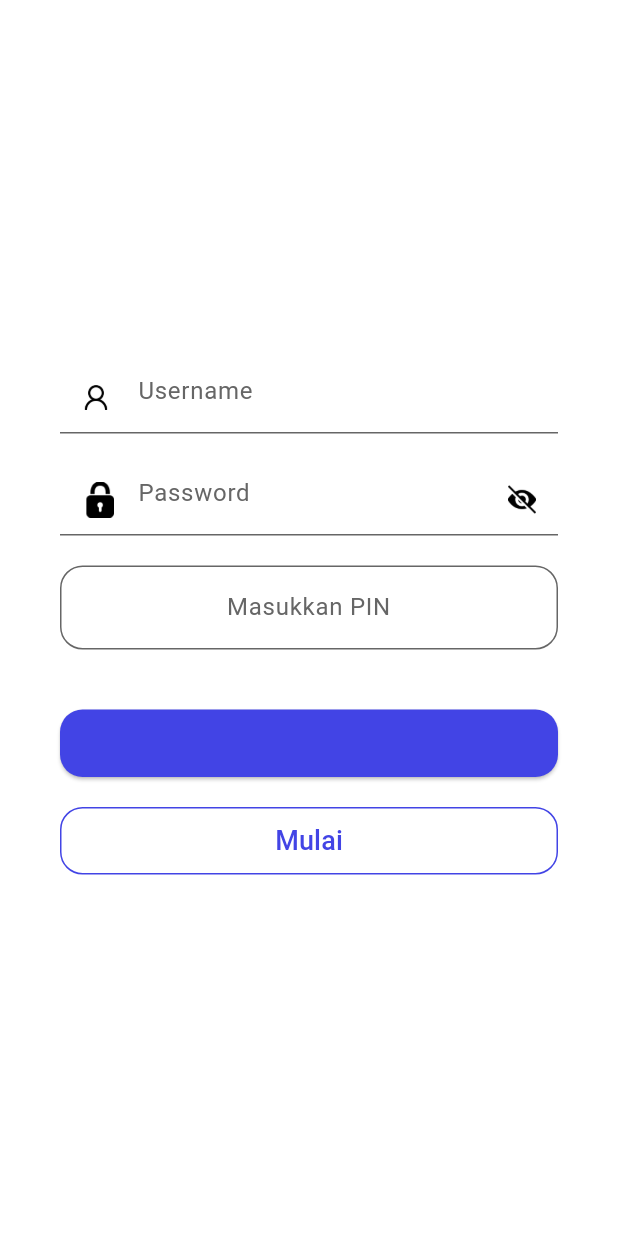
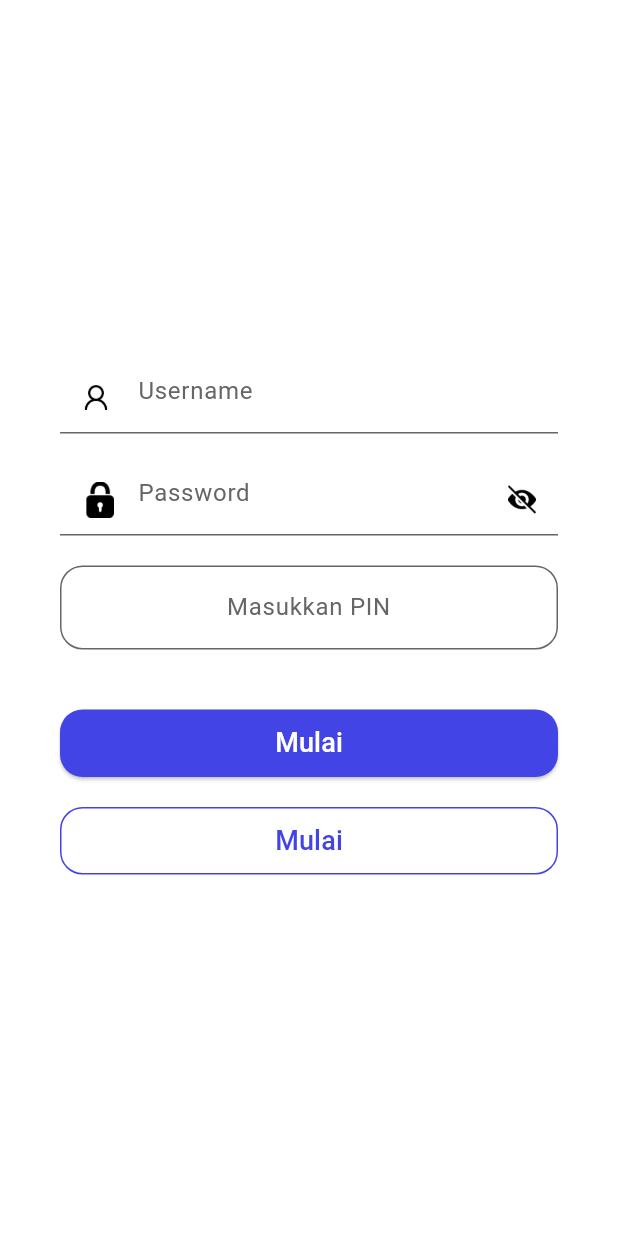
Before and after one commit to fauzan2720/smart-parking, a Flutter app: the screen it shows after launch, on a phone screen of 412 x 824 dp. Run offline on Flutter 3.47's test engine with Material 2 defaults, Android fonts, the light colour scheme and no system bars; our stand-ins replace get_it.

Commit message:
update color

```diff
--- a/lib/core/widgets/form_button.dart
+++ b/lib/core/widgets/form_button.dart
@@ -30,6 +30,7 @@ class SmartFormButton extends StatelessWidget {
           style: const TextStyle(
             fontSize: 18,
             fontWeight: FW.medium,
+            color: AppColors.white,
           ),
         ),
       ),
```
